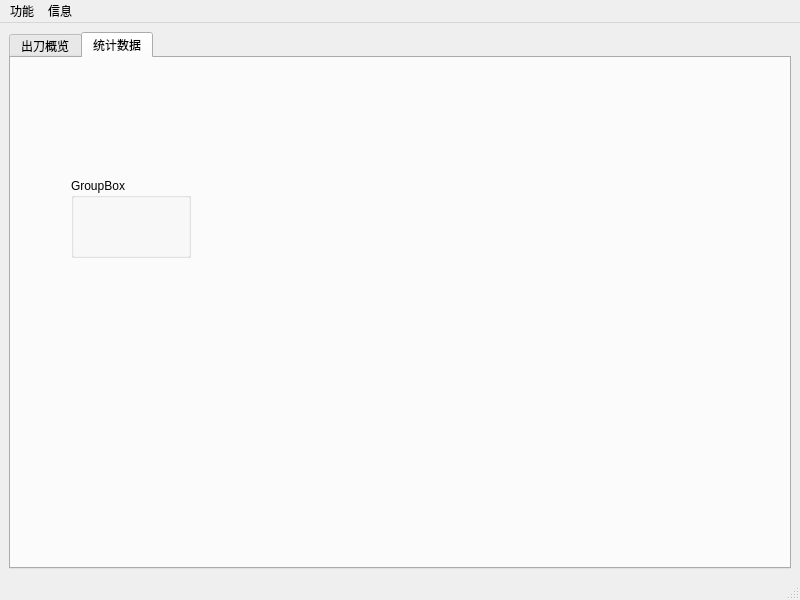
Before: the Qt Designer form UI/window.ui in MirandaMeow/GuildToolQT, drawn with Qt 5.
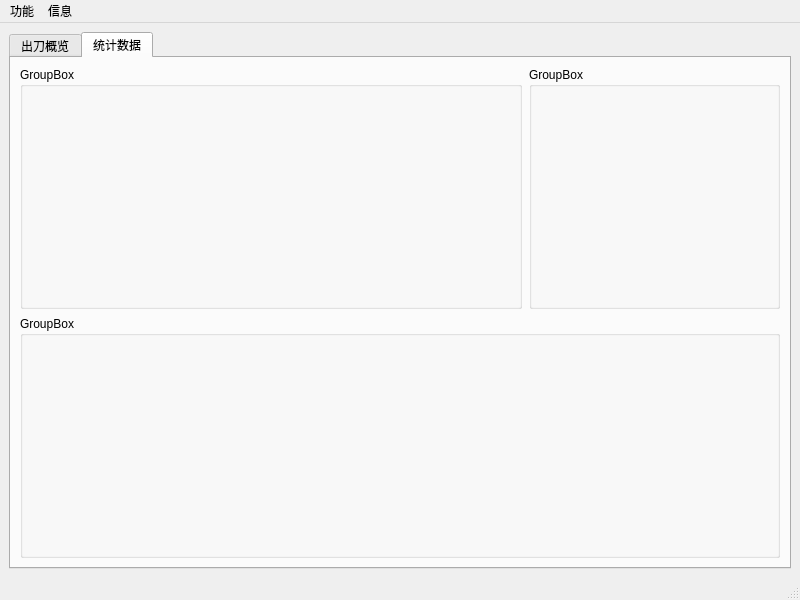
After: the same form once the commit is applied.

What changed in the file:
```diff
--- a/UI/window.ui
+++ b/UI/window.ui
@@ -49,19 +49,36 @@
        <attribute name="title">
         <string>统计数据</string>
        </attribute>
+       <layout class="QHBoxLayout" name="horizontalLayout_3">
+        <item>
+         <layout class="QGridLayout" name="gridLayout" rowstretch="0,0" columnstretch="2,1">
+          <property name="spacing">
+           <number>7</number>
+          </property>
+          <item row="0" column="0">
        <widget class="QGroupBox" name="groupBox_3">
-        <property name="geometry">
-         <rect>
-          <x>60</x>
-          <y>120</y>
-          <width>120</width>
-          <height>80</height>
-         </rect>
-        </property>
+            <property name="title">
+             <string>GroupBox</string>
+            </property>
+           </widget>
+          </item>
+          <item row="0" column="1">
+           <widget class="QGroupBox" name="groupBox_4">
         <property name="title">
          <string>GroupBox</string>
         </property>
        </widget>
+          </item>
+          <item row="1" column="0" colspan="2">
+           <widget class="QGroupBox" name="groupBox_5">
+            <property name="title">
+             <string>GroupBox</string>
+            </property>
+           </widget>
+          </item>
+         </layout>
+        </item>
+       </layout>
       </widget>
      </widget>
     </item>
```
Lines whose indentation alone changed are shown as unchanged.
